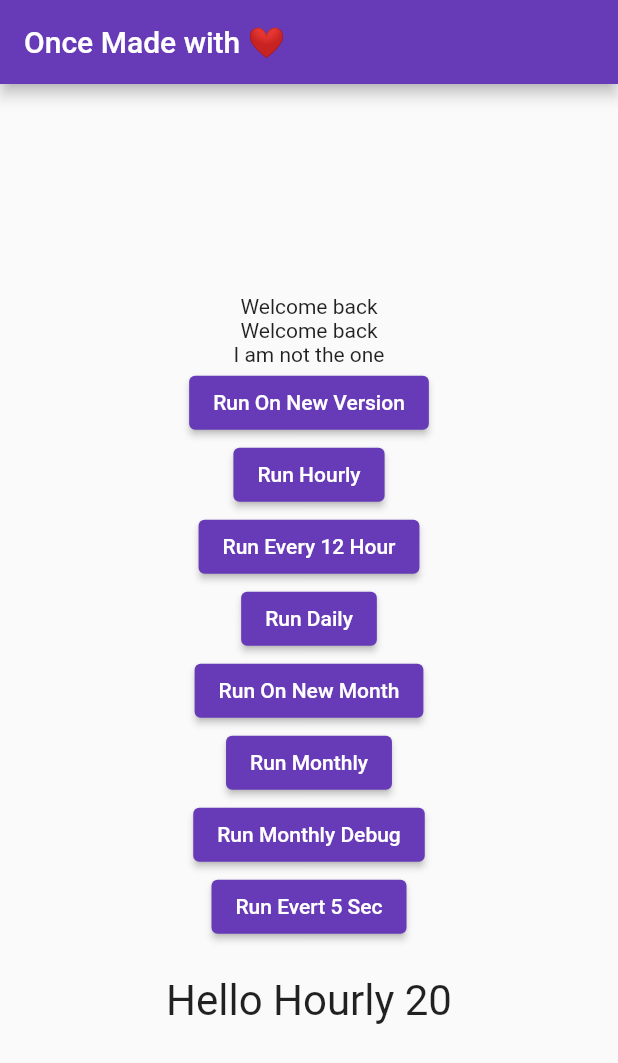
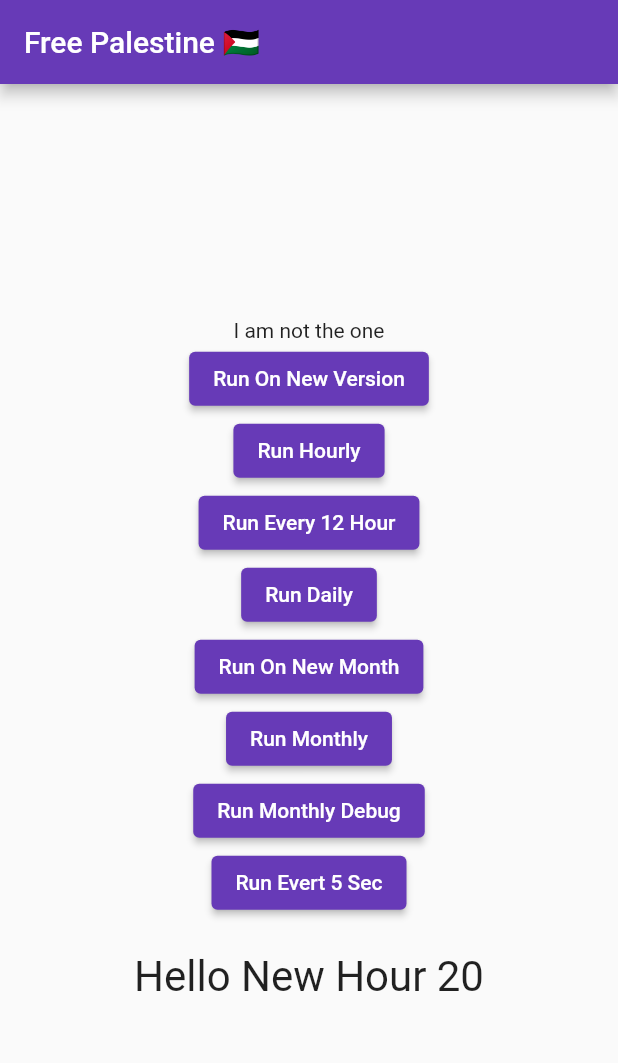
Before and after one commit to MostafaSolimanMO/once, a Flutter app: the screen it shows after launch, after a tap on "Run Hourly", on a phone screen of 412 x 824 dp. Shown: the top 1063 px of the screen. Run offline on Flutter 3.47's test engine with Material 2 defaults, Android fonts, the phone set to English and light mode, and no system bars; our stand-ins replace package_info_plus, shared_preferences.

Commit message:
Chore: Updates example app

```diff
--- a/example/lib/main.dart
+++ b/example/lib/main.dart
@@ -35,7 +35,7 @@ class _MyAppState extends State<MyApp> {
   }
 
   void set(String newOnce) => setState(
-        () => currentValue = newOnce + ' ${Random().nextInt(100)}',
+        () => currentValue = '$newOnce ${Random().nextInt(100)}',
       );
 
   @override
@@ -47,7 +47,7 @@ class _MyAppState extends State<MyApp> {
       ),
       home: Scaffold(
         appBar: AppBar(
-          title: const Text('Once Made with ❤️'),
+          title: const Text('Free Palestine 🇵🇸'),
         ),
         body: Center(
           child: SingleChildScrollView(
@@ -56,13 +56,15 @@ class _MyAppState extends State<MyApp> {
               children: [
                 OnceWidget.showOnEveryNewVersion(
                   key: 'newVersionInfoDialog',
-                  builder: () => const Text('Hey, It\'s a new app version, Smile!'),
-                  fallback: () => const Text('Welcome back'),
+                  builder: () => const Text(
+                    'Hey, It\'s a new app version, Smile!',
+                  ),
                 ),
                 OnceWidget.showOnEveryNewBuild(
                   key: 'newBuildInfoDialog',
-                  builder: () => const Text('Hey, It\'s a new app build, Smile!'),
-                  fallback: () => const Text('Welcome back'),
+                  builder: () => const Text(
+                    'Hey, It\'s a new app build, Smile!',
+                  ),
                 ),
                 OnceWidget.showOnce(
                   'onceWidget',
@@ -84,21 +86,21 @@ class _MyAppState extends State<MyApp> {
                   child: const Text("Run Hourly"),
                   onPressed: () => Once.runHourly(
                     "Hourly",
-                    callback: () => set("Hello Hourly"),
+                    callback: () => set("Hello New Hour"),
                   ),
                 ),
                 ElevatedButton(
                   child: const Text("Run Every 12 Hour"),
                   onPressed: () => Once.runEvery12Hours(
                     "12 Hour",
-                    callback: () => set("Hello 12 Hour"),
+                    callback: () => set("Hello New 12 Hour"),
                   ),
                 ),
                 ElevatedButton(
                   child: const Text("Run Daily"),
                   onPressed: () => Once.runDaily(
                     "Daily",
-                    callback: () => set("Hello Daily"),
+                    callback: () => set("Hello New Daily"),
                   ),
                 ),
                 ElevatedButton(
@@ -106,7 +108,7 @@ class _MyAppState extends State<MyApp> {
                   onPressed: () => Once.runOnNewMonth(
                     "New Month",
                     callback: () => set("Hello New Month"),
-                    fallback: () => set("Hello New Month Fallback"),
+                    fallback: () => set("Hello I am not new Month"),
                   ),
                 ),
                 ElevatedButton(
@@ -114,15 +116,15 @@ class _MyAppState extends State<MyApp> {
                   onPressed: () => Once.runMonthly(
                     "Monthly x",
                     callback: () => set("Hello Monthly"),
-                    fallback: () => set('Hello Monthly Fallback'),
+                    fallback: () => set('Hello I am not Monthly'),
                   ),
                 ),
                 ElevatedButton(
                   child: const Text("Run Monthly Debug"),
                   onPressed: () => Once.runMonthly(
                     "Monthly debug",
-                    callback: () => set("Hello Monthly"),
-                    fallback: () => set('Hello Monthly Fallback'),
+                    callback: () => set("Hello Monthly (Debug)"),
+                    fallback: () => set('Hello I am not Monthly (Debug)'),
                     debugCallback: true,
                   ),
                 ),
@@ -131,7 +133,7 @@ class _MyAppState extends State<MyApp> {
                   onPressed: () => Once.runCustom(
                     "x",
                     duration: const Duration(seconds: 5),
-                    callback: () => set("Hello Custom"),
+                    callback: () => set("Hello New 5 Sec"),
                   ),
                 ),
                 const SizedBox(
```
Also changed, not shown: example/pubspec.yaml (+2 -58 lines), example/pubspec.lock (deleted), 9 other files.
